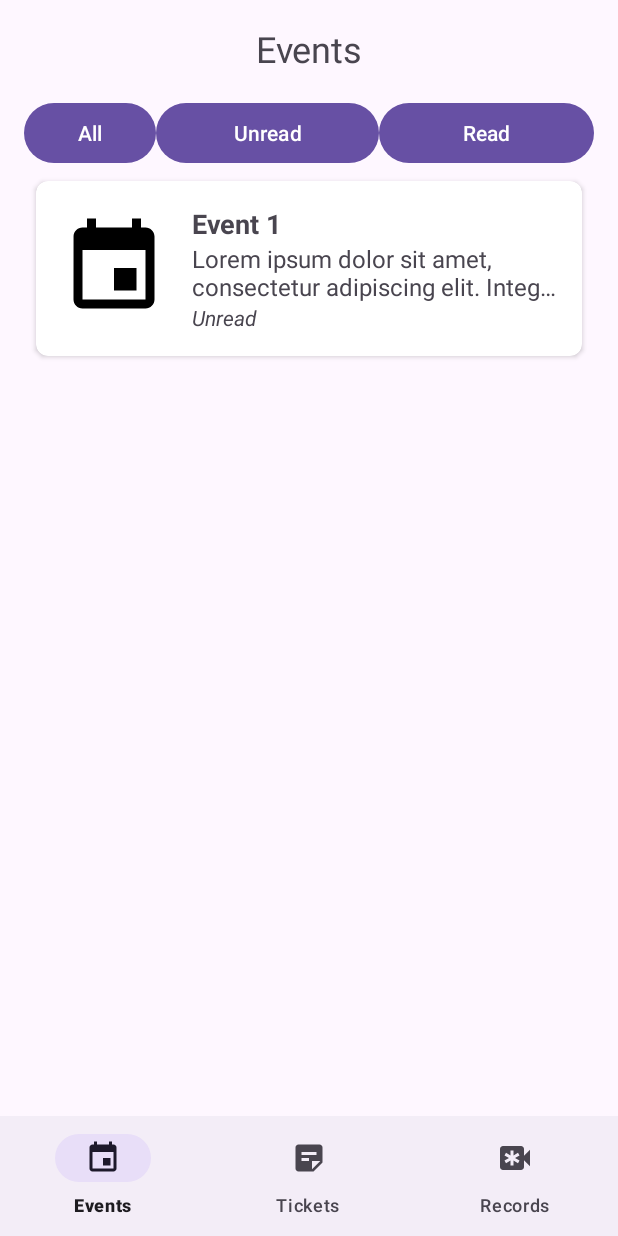
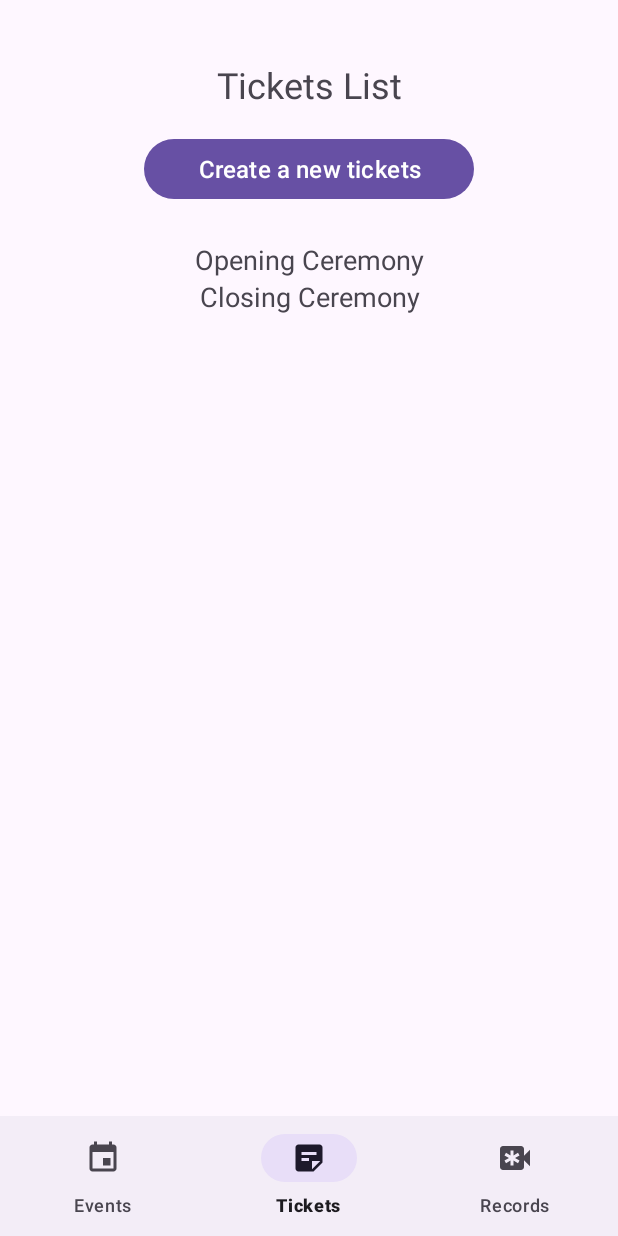
Before and after one commit to jesuszwer/worldskills, an Android app: the screen it shows after launch (MainActivity), item 2 of the bottom bar chosen, on a phone screen of 412 x 824 dp. Run offline under Robolectric (Android 15) with nearby library versions, the phone set to English and light mode, and no system bars.

Commit message:
first commit

```diff
--- a/app/src/main/java/com/example/myapplication/EventFragment.kt
+++ b/app/src/main/java/com/example/myapplication/EventFragment.kt
@@ -29,6 +29,18 @@ class EventFragment : Fragment() {
                 "Lorem ipsum dolor sit amet, consectetur adipiscing elit. " +
                         "Integer velmolestie felis. Vivamus sed lacinia elit. " +
                         "Suspendisse tristique bibendum eros in elementum",
+                "Unread"),
+            EventData(R.drawable.ic_events,
+                "Event 1",
+                "Lorem ipsum dolor sit amet, consectetur adipiscing elit. " +
+                        "Integer velmolestie felis. Vivamus sed lacinia elit. " +
+                        "Suspendisse tristique bibendum eros in elementum",
+                "Unread"),
+            EventData(R.drawable.ic_events,
+                "Event 1",
+                "Lorem ipsum dolor sit amet, consectetur adipiscing elit. " +
+                        "Integer velmolestie felis. Vivamus sed lacinia elit. " +
+                        "Suspendisse tristique bibendum eros in elementum",
                 "Unread")
         )
 
--- a/app/src/main/java/com/example/myapplication/MainActivity.kt
+++ b/app/src/main/java/com/example/myapplication/MainActivity.kt
@@ -34,6 +34,14 @@ class MainActivity : AppCompatActivity() {
                     replaceFragment(EventFragment())
                     return@setOnNavigationItemSelectedListener true
                 }
+                R.id.nav_tickets -> {
+                    replaceFragment(TicketsFragment())
+                    return@setOnNavigationItemSelectedListener true
+                }
+                R.id.nav_records -> {
+                    replaceFragment(RecordsFragment())
+                    return@setOnNavigationItemSelectedListener true
+                }
                 else -> false
             }
         }
--- a/app/src/main/java/com/example/myapplication/MyAdapter.kt
+++ b/app/src/main/java/com/example/myapplication/MyAdapter.kt
@@ -17,7 +17,7 @@ class MyAdapter(private val dataList: List<EventData>) : RecyclerView.Adapter<My
     }
 
     override fun onCreateViewHolder(parent: ViewGroup, viewType: Int): ViewHolder {
-        val view = LayoutInflater.from(parent.context).inflate(R.layout.list_item, parent, false)
+        val view = LayoutInflater.from(parent.context).inflate(R.layout.events_item, parent, false)
         return ViewHolder(view)
     }
 
--- /dev/null
+++ b/app/src/main/java/com/example/myapplication/TicketsFragment.kt
@@ -0,0 +1,19 @@
+package com.example.myapplication
+
+import android.os.Bundle
+import androidx.fragment.app.Fragment
+import android.view.LayoutInflater
+import android.view.View
+import android.view.ViewGroup
+
+class TicketsFragment : Fragment() {
+    override fun onCreate(savedInstanceState: Bundle?) {
+        super.onCreate(savedInstanceState)
+
+    }
+
+    override fun onCreateView(inflater: LayoutInflater, container: ViewGroup?,
+                              savedInstanceState: Bundle?): View? {
+        return inflater.inflate(R.layout.fragment_tickets, container, false)
+    }
+}
--- /dev/null
+++ b/app/src/main/res/layout/fragment_tickets.xml
@@ -0,0 +1,79 @@
+<?xml version="1.0" encoding="utf-8"?>
+<FrameLayout xmlns:android="http://schemas.android.com/apk/res/android"
+    xmlns:tools="http://schemas.android.com/tools"
+    android:layout_width="match_parent"
+    android:layout_height="wrap_content"
+    android:layout_marginHorizontal="32sp"
+    android:layout_marginVertical="24sp"
+    tools:context=".TicketsFragment">
+
+
+    <LinearLayout
+        android:layout_width="match_parent"
+        android:layout_height="match_parent"
+        android:layout_marginVertical="16sp"
+        android:orientation="vertical">
+
+        <TextView
+            android:id="@+id/frame_title_tickets"
+            android:layout_width="match_parent"
+            android:layout_height="wrap_content"
+            android:layout_marginBottom="16sp"
+            android:text="Tickets List"
+            android:textAlignment="center"
+            android:textSize="24sp" />
+
+        <Button
+            android:id="@+id/button"
+            android:layout_width="match_parent"
+            android:layout_height="wrap_content"
+            android:layout_marginHorizontal="64sp"
+            android:layout_marginBottom="24sp"
+            android:text="Create a new tickets"
+            android:textSize="16sp" />
+
+        <LinearLayout
+            android:layout_width="match_parent"
+            android:layout_height="match_parent"
+            android:orientation="vertical">
+
+            <TextView
+                android:id="@+id/open_title"
+                android:layout_width="match_parent"
+                android:layout_height="wrap_content"
+                android:text="Opening Ceremony"
+                android:textAlignment="center"
+                android:textSize="18sp" />
+
+            <FrameLayout
+                android:id="@+id/open_list"
+                android:layout_width="match_parent"
+                android:layout_height="wrap_content">
+
+            </FrameLayout>
+        </LinearLayout>
+
+        <LinearLayout
+            android:layout_width="match_parent"
+            android:layout_height="match_parent"
+            android:orientation="vertical">
+
+            <TextView
+                android:id="@+id/close_title"
+                android:layout_width="match_parent"
+                android:layout_height="wrap_content"
+                android:text="Closing Ceremony"
+                android:textAlignment="center"
+                android:textSize="18sp" />
+
+            <FrameLayout
+                android:id="@+id/close_list"
+                android:layout_width="match_parent"
+                android:layout_height="wrap_content">
+
+            </FrameLayout>
+        </LinearLayout>
+
+    </LinearLayout>
+
+</FrameLayout>
--- a/app/src/main/res/layout/list_item.xml
+++ /dev/null
@@ -1,59 +0,0 @@
-<?xml version="1.0" encoding="utf-8"?>
-<androidx.cardview.widget.CardView
-    xmlns:android="http://schemas.android.com/apk/res/android"
-    xmlns:app="http://schemas.android.com/apk/res-auto"
-    android:layout_width="match_parent"
-    android:layout_height="wrap_content"
-    android:layout_margin="8dp"
-    app:cardCornerRadius="8dp">
-
-    <RelativeLayout
-        android:layout_width="match_parent"
-        android:layout_height="wrap_content"
-        android:padding="16dp">
-
-        <ImageView
-            android:id="@+id/imageView"
-            android:layout_width="72dp"
-            android:layout_height="72dp"
-            android:layout_alignParentStart="true"
-            android:layout_centerVertical="true"
-            android:src="@drawable/ic_launcher_background" />
-
-        <LinearLayout
-            android:layout_width="match_parent"
-            android:layout_height="wrap_content"
-            android:layout_toEndOf="@id/imageView"
-            android:orientation="vertical"
-            android:layout_marginStart="16dp">
-
-            <TextView
-                android:id="@+id/text1"
-                android:layout_width="match_parent"
-                android:layout_height="wrap_content"
-                android:text="Event Title"
-                android:textSize="18sp"
-                android:textStyle="bold"
-                android:ellipsize="end"
-                android:maxLines="1"/>
-
-            <TextView
-                android:id="@+id/text2"
-                android:layout_width="match_parent"
-                android:layout_height="wrap_content"
-                android:text="Description"
-                android:textSize="16sp"
-                android:ellipsize="end"
-                android:maxLines="2"/>
-
-            <TextView
-                android:id="@+id/text3"
-                android:layout_width="match_parent"
-                android:layout_height="wrap_content"
-                android:text="Status"
-                android:textSize="14sp"
-                android:textStyle="italic"/>
-
-        </LinearLayout>
-    </RelativeLayout>
-</androidx.cardview.widget.CardView>
```
Also changed, not shown: app/src/main/java/com/example/myapplication/RecordsFragment.kt (added, +22 -0 lines), app/src/main/java/com/example/myapplication/TicketData.kt (added, +7 -0 lines), app/src/main/res/layout/events_item.xml (added, +59 -0 lines), app/src/main/res/layout/fragment_records.xml (added, +22 -0 lines), app/src/main/res/layout/tickets_item.xml (added, +45 -0 lines).
